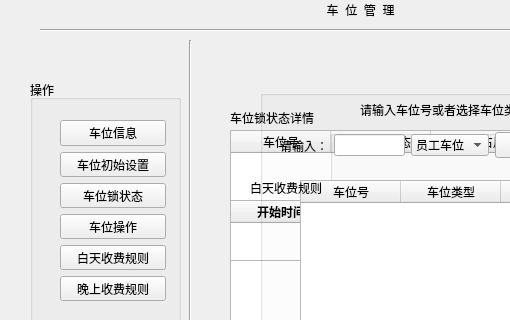
The window that Python_tensorflow_LicensePlate/front/seatManage.ui (handsomeyaqiang/plate_number_of_company_parking_lot) describes before a commit, drawn with Qt 5; both pictures show x 0 to 510 and y 0 to 320 of the 774 by 536 pixel window.
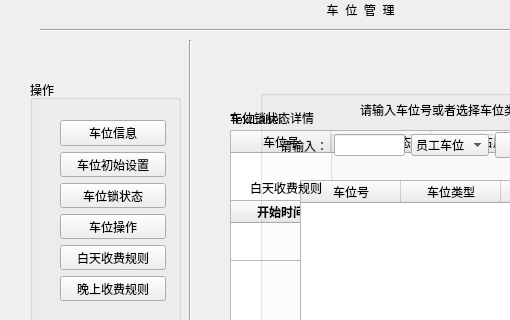
The same window after the commit.

Commit message: 车位信息添加了介绍标签

Patch:
```diff
--- a/Python_tensorflow_LicensePlate/front/seatManage.ui
+++ b/Python_tensorflow_LicensePlate/front/seatManage.ui
@@ -485,6 +485,19 @@
     <string>车位锁状态详情</string>
    </property>
   </widget>
+  <widget class="QLabel" name="label_10">
+   <property name="geometry">
+    <rect>
+     <x>230</x>
+     <y>110</y>
+     <width>81</width>
+     <height>20</height>
+    </rect>
+   </property>
+   <property name="text">
+    <string>TextLabel</string>
+   </property>
+  </widget>
  </widget>
  <resources/>
  <connections/>
```
The commit also changes 2 other files.
